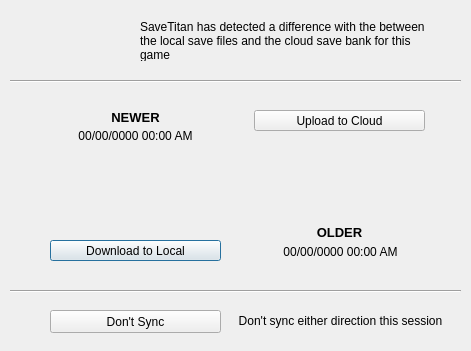
The window that sync_diag.ui (SeanStencil/SaveTitan) describes before a commit, drawn with Qt 5.
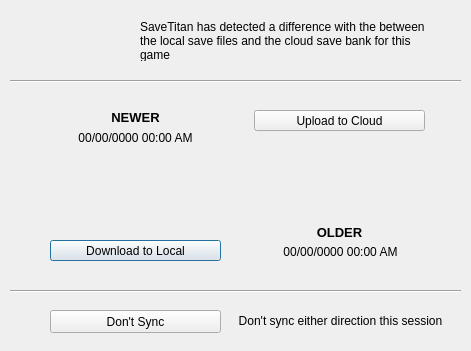
The same window after the commit. Icons and pictures are not drawn.

Commit message: Attempt to fix sync check code

```diff
--- a/sync_diag.ui
+++ b/sync_diag.ui
@@ -117,10 +117,10 @@
   <widget class="QLabel" name="local_date">
    <property name="geometry">
     <rect>
-     <x>50</x>
+     <x>40</x>
      <y>128</y>
-     <width>171</width>
-     <height>16</height>
+     <width>191</width>
+     <height>20</height>
     </rect>
    </property>
    <property name="text">
@@ -136,9 +136,9 @@
   <widget class="QLabel" name="cloud_date">
    <property name="geometry">
     <rect>
-     <x>260</x>
+     <x>250</x>
      <y>242</y>
-     <width>161</width>
+     <width>181</width>
      <height>20</height>
     </rect>
    </property>
```
Left out of the diff: 8 changed lines with no effect on the pictures. The commit also changes 1 other file.
